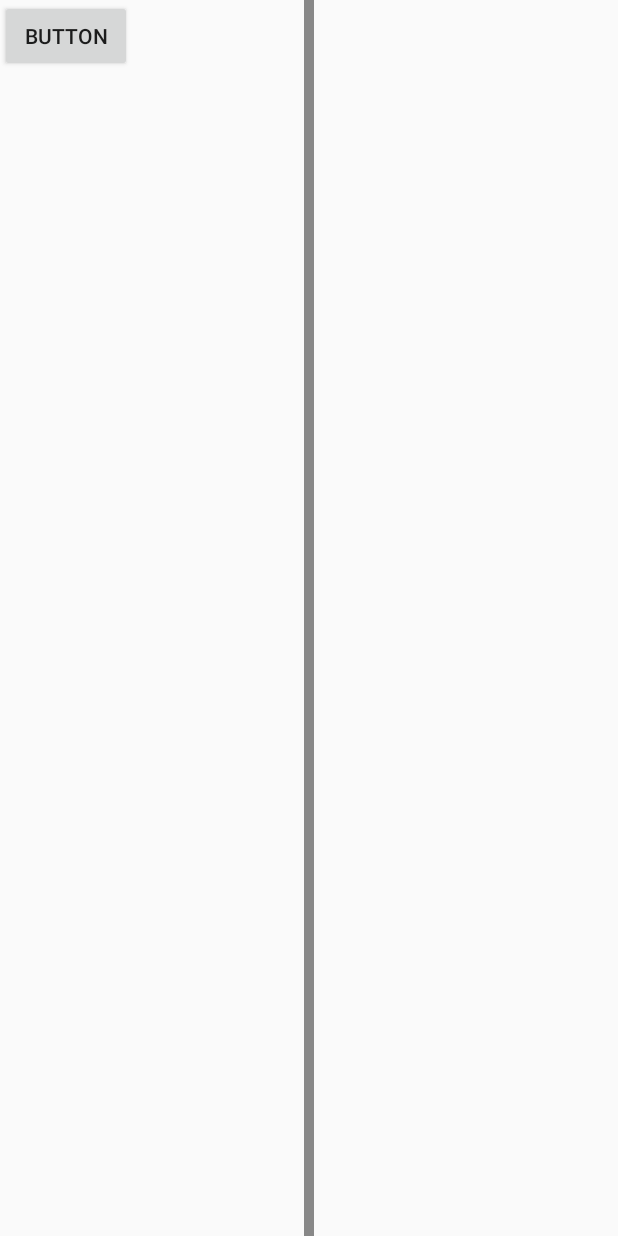
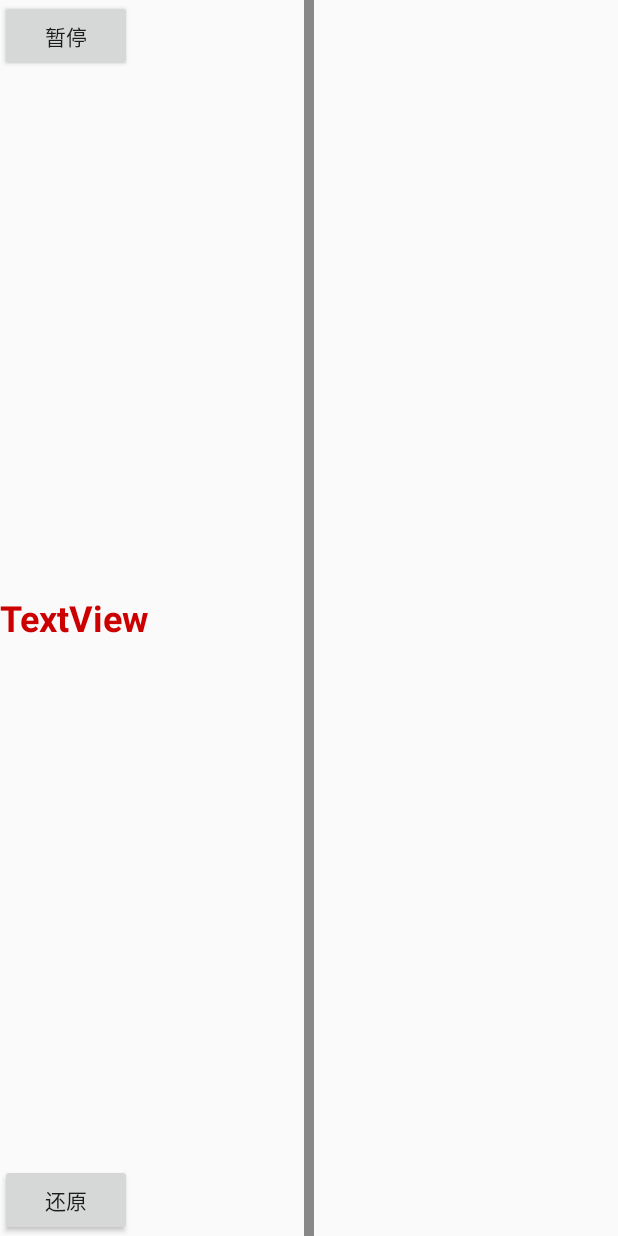
Before and after one commit to AirClown/StepDetector, an Android app: the screen it shows after launch (MainActivity), on a phone screen of 412 x 824 dp. Run offline under Robolectric (Android 15) with nearby library versions, the phone set to English and light mode, and no system bars.

```diff
--- a/app/src/main/java/com/example/yushichao/stepdetector/MainActivity.java
+++ b/app/src/main/java/com/example/yushichao/stepdetector/MainActivity.java
@@ -8,6 +8,7 @@ import android.support.v7.app.AppCompatActivity;
 import android.os.Bundle;
 import android.view.View;
 import android.widget.Button;
+import android.widget.TextView;
 
 public class MainActivity extends AppCompatActivity {
 
@@ -26,14 +27,26 @@ public class MainActivity extends AppCompatActivity {
                 }
             }
         }
+
+        @Override
+        public void refreshStep(int step) {
+            Rsysstep=step;
+            if (Osysstep==0){
+                Osysstep=step;
+            }else{
+                tv.setText("系统计步器:"+(Rsysstep-Osysstep)+ "\n算法计步器:"+stepController.Step+
+                "\nT:"+stepController.value[0]+"\nH:"+stepController.value[1]);
+            }
+        }
     };
 
     private StepController stepController;
     private StepController.StepCallback stepCallback=new StepController.StepCallback() {
         @Override
         public void refreshStep(int step, float stepLength, float distance) {
-
-            dv.setText(step+"/"+stepLength);
+            Rmystep=step;
+            tv.setText("系统计步器:"+(Rsysstep-Osysstep)+ "\n算法计步器:"+stepController.Step+
+                    "\nT:"+stepController.value[0]+"\nH:"+stepController.value[1]);
         }
 
         @Override
@@ -47,28 +60,51 @@ public class MainActivity extends AppCompatActivity {
     };
 
     private DataView dv;
-    private Button bt;
+    private Button bt,bt2;
+    private TextView tv;
 
     private boolean stop=false;
+
+    private int Osysstep=0;
+    private int Omystep=0;
+    private int Rsysstep=0;
+    private int Rmystep=0;
 
     @Override
     protected void onCreate(Bundle savedInstanceState) {
         super.onCreate(savedInstanceState);
-        setContentView(R.layout.activity_main);
+        setContentView(R.layout.main);
 
         sensorController=new SensorController((SensorManager)getSystemService(Context.SENSOR_SERVICE),sensorCallback);
         sensorController.registerSensor(Sensor.TYPE_ACCELEROMETER,SensorManager.SENSOR_DELAY_UI);
+        sensorController.registerSensor(Sensor.TYPE_STEP_COUNTER,SensorManager.SENSOR_DELAY_UI);
 
         stepController=new StepController(stepCallback);
 
         dv=findViewById(R.id.dataview);
         dv.setLength(100);
 
+        tv=findViewById(R.id.textView);
+
         bt=findViewById(R.id.button);
         bt.setOnClickListener(new View.OnClickListener() {
             @Override
             public void onClick(View v) {
                 stop=!stop;
+            }
+        });
+
+        bt2=findViewById(R.id.button2);
+        bt2.setOnClickListener(new View.OnClickListener() {
+            @Override
+            public void onClick(View v) {
+                stepController.Step=0;
+                stepController.value[0]=0;
+                stepController.value[1]=0;
+                Osysstep=Rsysstep;
+
+                tv.setText("系统计步器:"+(Rsysstep-Osysstep)+ "\n算法计步器:"+stepController.Step+
+                        "\nT:"+stepController.value[0]+"\nH:"+stepController.value[1]);
             }
         });
     }
--- a/app/src/main/java/com/example/yushichao/stepdetector/SensorController.java
+++ b/app/src/main/java/com/example/yushichao/stepdetector/SensorController.java
@@ -16,6 +16,9 @@ public class SensorController implements SensorEventListener {
     public interface SensorCallback{
         //加速度
         void refreshAcc(float[] accs);
+
+        //系统步态
+        void refreshStep(int step);
     }
 
     private SensorCallback callback;
@@ -41,6 +44,9 @@ public class SensorController implements SensorEventListener {
             case Sensor.TYPE_ACCELEROMETER:
                 callback.refreshAcc(event.values.clone());
                 break;
+            case Sensor.TYPE_STEP_COUNTER:
+                callback.refreshStep((int)event.values[0]);
+                break;
         }
     }
 
--- a/app/src/main/java/com/example/yushichao/stepdetector/StepController.java
+++ b/app/src/main/java/com/example/yushichao/stepdetector/StepController.java
@@ -11,10 +11,8 @@ import java.math.RoundingMode;
 
 public class StepController {
 
-    //状态：静止
+    //状态
     public static int STAY=0;
-
-    //状态：运动
     public static int MOVE=1;
 
     //运动状态判断数组
@@ -30,7 +28,7 @@ public class StepController {
     private int count=0;
 
     //行走步数
-    private int Step=0;
+    public int Step=0;
 
     //步长
     private float Length=0;
@@ -40,6 +38,8 @@ public class StepController {
 
     //状态
     private int State=STAY;
+
+    public float[] value=new float[2];
 
     //回调
     public interface StepCallback{
@@ -76,7 +76,6 @@ public class StepController {
             }
             ave /= Accs.length;
 
-            //调整数组顺序，把新数据放在前面，同时把数据减去均值
             float[] data = new float[Accs.length];
             for (int i = 0, j = count; i < data.length; ++i, --j) {
                 if (j < 0) j += data.length;
@@ -128,11 +127,16 @@ public class StepController {
                         float H = data[peak] - 0.5f * data[ckpoint] - 0.5f * data[valley];
                         long T = time[(count - ckpoint + time.length) % time.length] - time[(count - valley + time.length) % time.length];
 
+                        Log.e("StepController","H:"+H+",T:"+T);
                         //门限判决
-                        if (H > 3 && T > 300 && T < 1400) {
+                        if (H > 3 && T > 200 && T < 1400) {
                             //步长计算
                             DetectStepLength((int) T, H);
+                            value[0]=value[0]*Step+T;
+                            value[1]=value[1]*Step+H;
                             ++Step;
+                            value[0]/=Step;
+                            value[1]/=Step;
                             callback.refreshStep(Step,Length,Distance);
                         }
                     }
--- a/app/src/main/res/layout/activity_main.xml
+++ /dev/null
@@ -1,22 +0,0 @@
-<?xml version="1.0" encoding="utf-8"?>
-<android.support.constraint.ConstraintLayout xmlns:android="http://schemas.android.com/apk/res/android"
-    xmlns:app="http://schemas.android.com/apk/res-auto"
-    xmlns:tools="http://schemas.android.com/tools"
-    android:layout_width="match_parent"
-    android:layout_height="match_parent"
-    tools:context="com.example.yushichao.stepdetector.MainActivity">
-
-    <com.example.yushichao.stepdetector.DataView
-        android:id="@+id/dataview"
-        android:layout_width="match_parent"
-        android:layout_height="match_parent" />
-
-    <Button
-        android:id="@+id/button"
-        android:layout_width="wrap_content"
-        android:layout_height="wrap_content"
-        android:text="Button"
-        tools:layout_editor_absoluteX="16dp"
-        tools:layout_editor_absoluteY="38dp" />
-
-</android.support.constraint.ConstraintLayout>
--- /dev/null
+++ b/app/src/main/res/layout/main.xml
@@ -0,0 +1,37 @@
+<?xml version="1.0" encoding="utf-8"?>
+<RelativeLayout xmlns:android="http://schemas.android.com/apk/res/android"
+    android:layout_width="match_parent" android:layout_height="match_parent">
+
+    <com.example.yushichao.stepdetector.DataView
+        android:id="@+id/dataview"
+        android:layout_width="match_parent"
+        android:layout_height="match_parent" />
+
+    <Button
+        android:id="@+id/button"
+        android:layout_width="wrap_content"
+        android:layout_height="wrap_content"
+        android:layout_alignParentStart="true"
+        android:layout_alignParentTop="true"
+        android:text="暂停" />
+
+    <Button
+        android:id="@+id/button2"
+        android:layout_width="wrap_content"
+        android:layout_height="wrap_content"
+        android:layout_alignParentBottom="true"
+        android:layout_alignParentStart="true"
+        android:text="还原" />
+
+    <TextView
+        android:id="@+id/textView"
+        android:layout_width="wrap_content"
+        android:layout_height="wrap_content"
+        android:layout_alignParentStart="true"
+        android:layout_centerVertical="true"
+        android:text="TextView"
+        android:textColor="@android:color/holo_red_dark"
+        android:textSize="24sp"
+        android:textStyle="bold" />
+
+</RelativeLayout>
```
